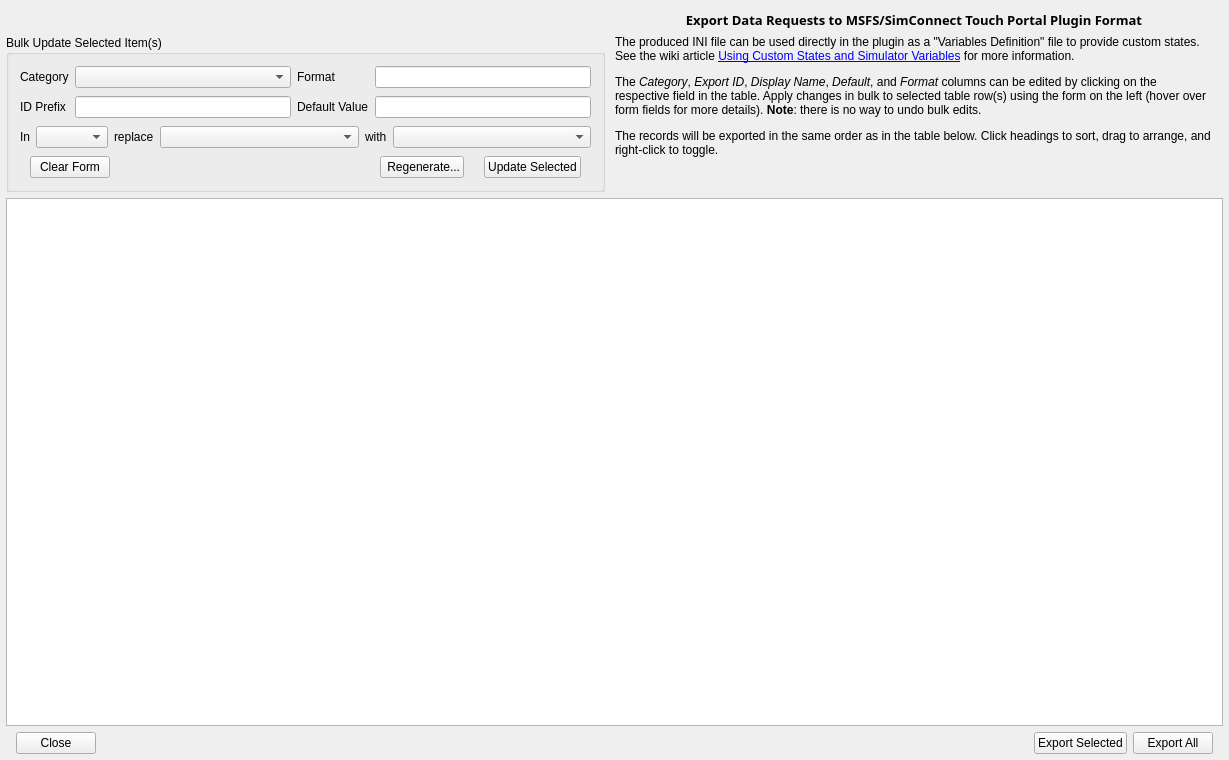
First picture: the form in src/WASimUI/RequestsExport.ui, repository mpaperno/WASimCommander, before the edit.
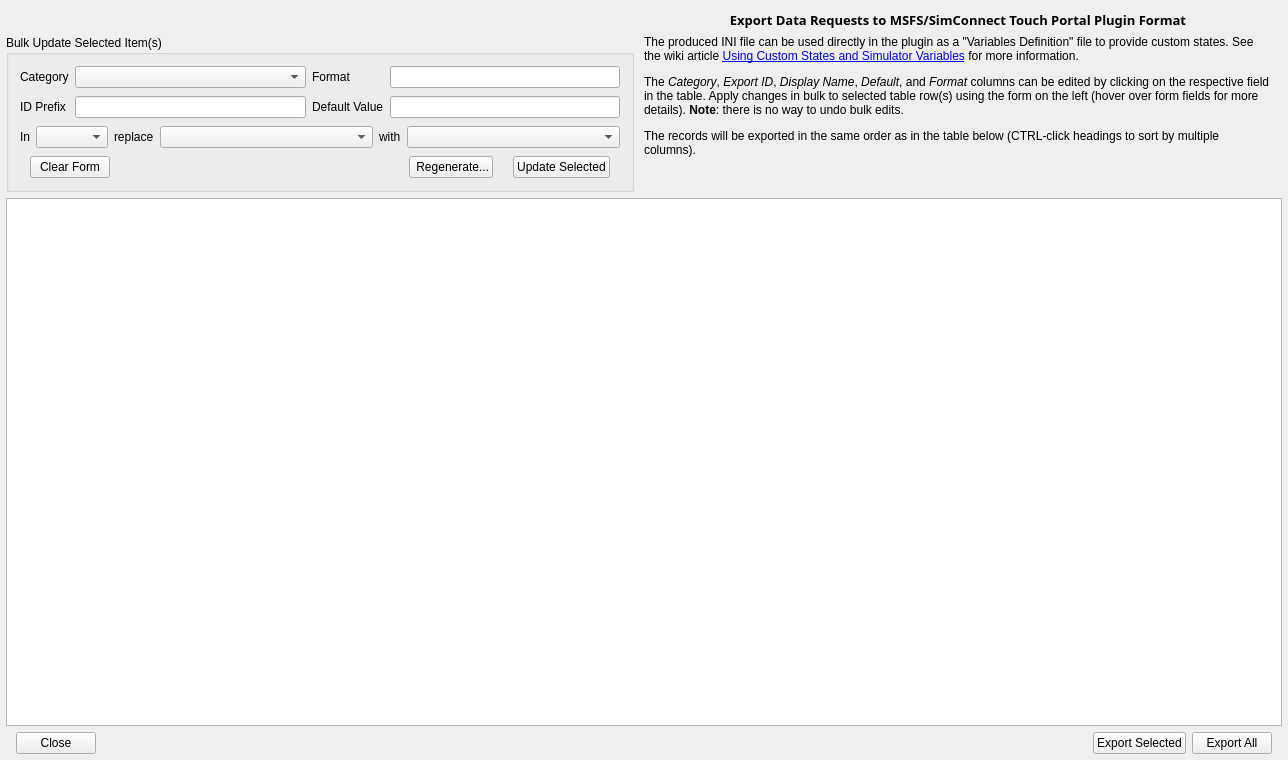
Second picture: the form after the edit. Custom widgets are drawn as their Qt base class.

Commit message: [WASimUI] Implement multi-column sorting for requests table.

```diff
--- a/src/WASimUI/RequestsExport.ui
+++ b/src/WASimUI/RequestsExport.ui
@@ -6,7 +6,7 @@
    <rect>
     <x>0</x>
     <y>0</y>
-    <width>1229</width>
+    <width>1288</width>
     <height>760</height>
    </rect>
   </property>
@@ -288,7 +288,7 @@
       </font>
      </property>
      <property name="text">
-      <string>&lt;html&gt;&lt;head/&gt;&lt;body&gt;&lt;p&gt;The produced INI file can be used directly in the plugin as a &amp;quot;Variables Definition&amp;quot; file to provide custom states. See the wiki article &lt;a href=&quot;https://github.com/mpaperno/MSFSTouchPortalPlugin/wiki/Using-Custom-States-and-Simulator-Variables&quot;&gt;Using Custom States and Simulator Variables&lt;/a&gt; for more information.&lt;/p&gt;&lt;p&gt;The &lt;i&gt;Category&lt;/i&gt;, &lt;i&gt;Export ID&lt;/i&gt;, &lt;i&gt;Display Name&lt;/i&gt;, &lt;i&gt;Default&lt;/i&gt;, and &lt;i&gt;Format&lt;/i&gt; columns can be edited by clicking on the respective field in the table. Apply changes in bulk to selected table row(s) using the form on the left (hover over form fields for more details). &lt;span style=&quot; font-weight:600;&quot;&gt;Note&lt;/span&gt;: there is no way to undo bulk edits.&lt;/p&gt;&lt;p&gt;The records will be exported in the same order as in the table below. Click headings to sort, drag to arrange, and right-click to toggle.&lt;/p&gt;&lt;/body&gt;&lt;/html&gt;</string>
+      <string>&lt;html&gt;&lt;head/&gt;&lt;body&gt;&lt;p&gt;The produced INI file can be used directly in the plugin as a &amp;quot;Variables Definition&amp;quot; file to provide custom states. See the wiki article &lt;a href=&quot;https://github.com/mpaperno/MSFSTouchPortalPlugin/wiki/Using-Custom-States-and-Simulator-Variables&quot;&gt;Using Custom States and Simulator Variables&lt;/a&gt; for more information.&lt;/p&gt;&lt;p&gt;The &lt;i&gt;Category&lt;/i&gt;, &lt;i&gt;Export ID&lt;/i&gt;, &lt;i&gt;Display Name&lt;/i&gt;, &lt;i&gt;Default&lt;/i&gt;, and &lt;i&gt;Format&lt;/i&gt; columns can be edited by clicking on the respective field in the table. Apply changes in bulk to selected table row(s) using the form on the left (hover over form fields for more details). &lt;span style=&quot; font-weight:600;&quot;&gt;Note&lt;/span&gt;: there is no way to undo bulk edits.&lt;/p&gt;&lt;p&gt;The records will be exported in the same order as in the table below (CTRL-click headings to sort by multiple columns).&lt;/p&gt;&lt;/body&gt;&lt;/html&gt;</string>
      </property>
      <property name="textFormat">
       <enum>Qt::AutoText</enum>
```
The commit also changes 8 other files.
